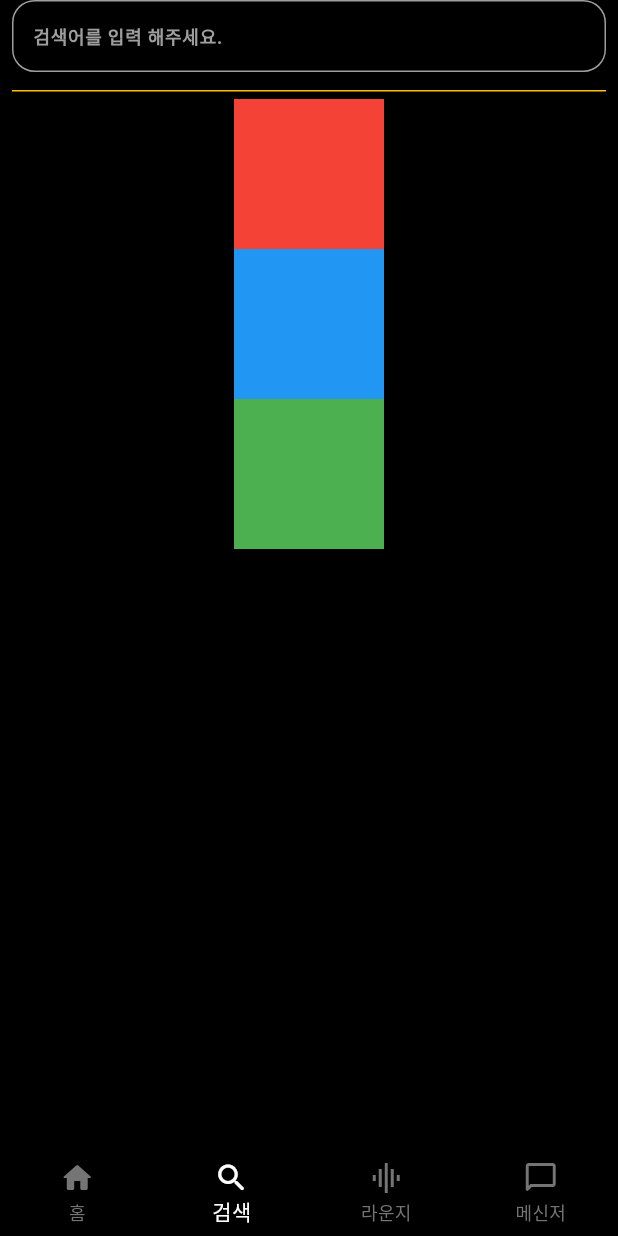
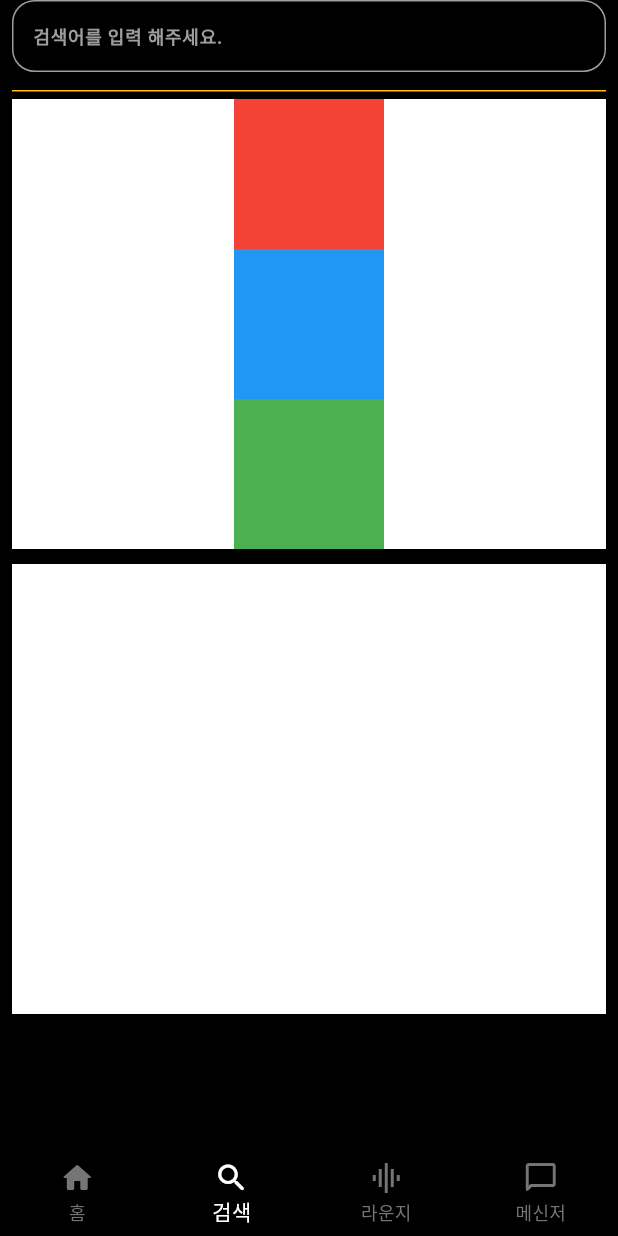
Before and after one commit to Astrum93/Flutter_Music_Is_Life, a Flutter app: the HomeFragment screen opened directly, item 2 of the bottom bar chosen, on a phone screen of 412 x 824 dp. Run offline on Flutter 3.47's test engine with Material 3 defaults, Android fonts, the phone set to English and light mode, and no system bars; our stand-ins replace cloud_firestore, dotted_border, firebase_auth, firebase_core, firebase_messaging, firebase_storage and 3 more; missing offline and left inert: beautiful_soup_dart; accounts and stored records are empty; generated files the repository leaves out were written again; network calls fail.

Commit message:
240312 검색 결과 영역 구현

```diff
--- a/lib/main/tab/search/search_screen.dart
+++ b/lib/main/tab/search/search_screen.dart
@@ -53,7 +53,8 @@ class _SearchScreenState extends State<SearchScreen> {
             ),
             const Line(color: Colors.amber),
             height5,
-            SizedBox(
+            Container(
+              color: Colors.white,
               width: MediaQuery.of(context).size.width,
               height: 300,
               child: SingleChildScrollView(
@@ -124,6 +125,12 @@ class _SearchScreenState extends State<SearchScreen> {
                 ),
               ),
             ),
+            height10,
+            Container(
+              color: Colors.white,
+              width: MediaQuery.of(context).size.width,
+              height: 300,
+            )
           ],
         ),
       ),
```
